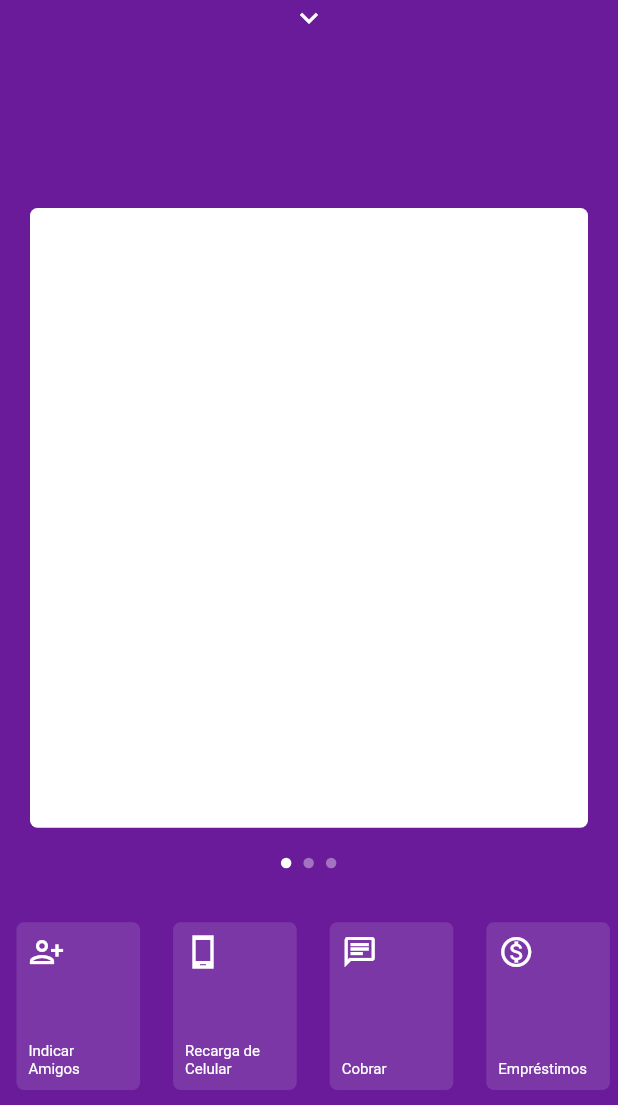
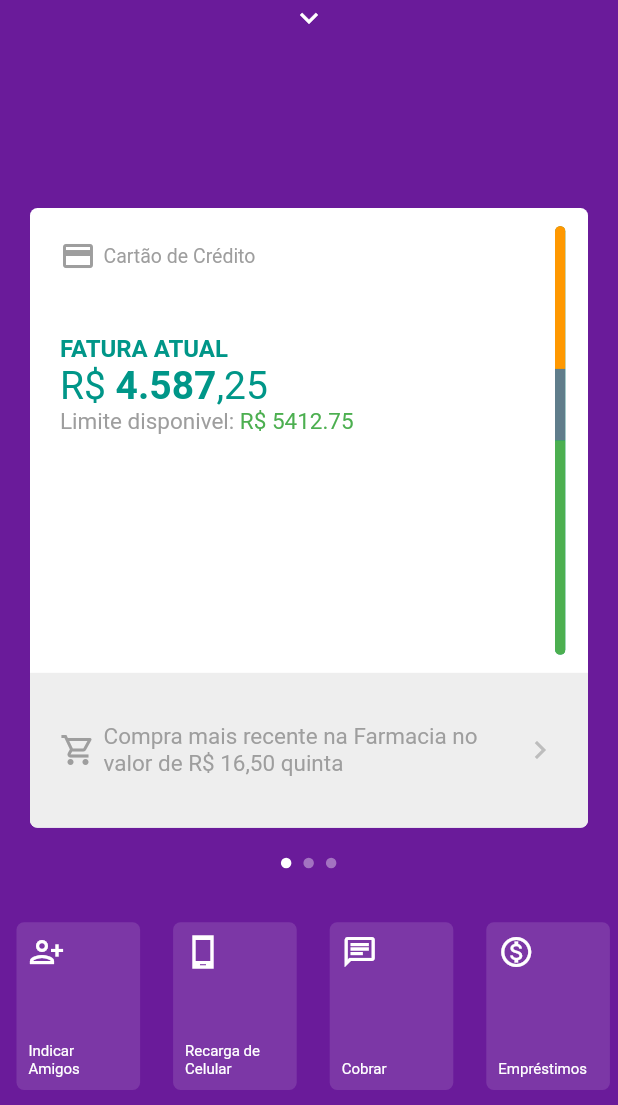
Before and after one commit to JoaoMunhoz01/nubank-clone, a Flutter app: the screen it shows after launch, on a phone screen of 412 x 824 dp, the part 131-1236 px from its top. Run offline on Flutter 3.47's test engine with Material 2 defaults, Android fonts, the phone set to English and light mode, and no system bars; missing offline and left inert: dart:ffi; network calls fail.

Commit message:
Criaçâo 1° Card e reparo de bugs

```diff
--- a/lib/pages/home/home_page.dart
+++ b/lib/pages/home/home_page.dart
@@ -1,5 +1,6 @@
 import 'package:flutter/material.dart';
 import 'package:flutter/rendering.dart';
+import 'package:untitled/pages/home/widgets/bottom_menu.dart';
 import 'package:untitled/pages/home/widgets/item_menu_bottom.dart';
 import 'package:untitled/pages/home/widgets/menu_app.dart';
 import 'package:untitled/pages/home/widgets/my_app_bar.dart';
@@ -47,67 +48,15 @@ class _HomePageState extends State<HomePage> {
             top: _screenHeight * .22,
             showMenu: _showMenu!,
           ),
-          AnimatedPositioned(
-            bottom: 0 + MediaQuery.of(context).padding.bottom,
-            right: 0,
-            left: 0,
-            duration: Duration(milliseconds: 200),
-            child: IgnorePointer(
-              ignoring: _showMenu!,
-              child: AnimatedOpacity(
-                duration: Duration(milliseconds: 300),
-                opacity: _showMenu! ? 0 : 1,
-                child: Container(
-                  height: _screenHeight * 0.16,
-                  color: Colors.purple[800],
-                  child: ListView(
-                    physics: BouncingScrollPhysics(),
-                    scrollDirection: Axis.horizontal,
-                    children: <Widget>[
-                      ItemMenuBottom(
-                        icon: Icons.person_add_alt,
-                        text: 'Indicar Amigos',
-                      ),
-                      ItemMenuBottom(
-                        icon: Icons.phone_android_sharp,
-                        text: 'Recarga de Celular',
-                      ),
-                      ItemMenuBottom(
-                        icon: Icons.chat_outlined,
-                        text: 'Cobrar',
-                      ),
-                      ItemMenuBottom(
-                        icon: Icons.monetization_on_outlined,
-                        text: 'Empréstimos',
-                      ),
-                      ItemMenuBottom(
-                        icon: Icons.move_to_inbox,
-                        text: 'Depositar',
-                      ),
-                      ItemMenuBottom(
-                        icon: Icons.mobile_screen_share,
-                        text: 'Transferir',
-                      ),
-                      ItemMenuBottom(
-                        icon: Icons.format_align_center,
-                        text: 'Ajustar Limite',
-                      ),
-                      ItemMenuBottom(
-                        icon: Icons.chrome_reader_mode,
-                        text: 'Pagar',
-                      ),
-                      ItemMenuBottom(
-                        icon: Icons.lock_open,
-                        text: 'Bloquear Cartão',
-                      ),
-                    ],
-                  ),
-                ),
-              ),
-            ),
+          MenuBottom(
+            showMenu: _showMenu!,
           ),
+          MyDotsApp(
+              showMenu: _showMenu!,
+              top: _screenHeight * 0.80,
+              currentIndex: _currentIndex),
           PageViewApp(
-            showMenu: _showMenu!,
+            yPosition: _yPosition,
             top: _yPosition,
             onChanged: (index) {
               setState(() {
@@ -128,9 +77,9 @@ class _HomePageState extends State<HomePage> {
                 _yPosition = _yPosition += details.delta.dy;
                 //print('${_yPosition.toString()} - ${positionTopMax.toString()} - ${positionBottomMax.toString()}');
 
-                if (_yPosition >= (positionBottomMax)) {
+                if (_yPosition > (positionBottomMax)) {
                   _showMenu = true;
-                } else if (_yPosition <= (positionTopMax)) {
+                } else if (_yPosition < (positionTopMax)) {
                   _showMenu = false;
                 }
 
@@ -147,10 +96,7 @@ class _HomePageState extends State<HomePage> {
               });
             },
           ),
-          MyDotsApp(
-              showMenu: _showMenu!,
-              top: _screenHeight * 0.80,
-              currentIndex: _currentIndex),
+
         ],
       ),
     );
--- /dev/null
+++ b/lib/pages/home/widgets/bottom_menu.dart
@@ -0,0 +1,72 @@
+import 'package:flutter/material.dart';
+import 'item_menu_bottom.dart';
+
+class MenuBottom extends StatelessWidget {
+
+  final bool? showMenu;
+
+  const MenuBottom({Key? key, required this.showMenu}) : super(key: key);
+
+  @override
+  Widget build(BuildContext context) {
+    return AnimatedPositioned(
+      bottom: 0 + MediaQuery.of(context).padding.bottom,
+      right: 0,
+      left: 0,
+      duration: Duration(milliseconds: 200),
+      child: IgnorePointer(
+        ignoring: showMenu!,
+        child: AnimatedOpacity(
+          duration: Duration(milliseconds: 300),
+          opacity: showMenu! ? 0 : 1,
+          child: Container(
+            height: MediaQuery.of(context).size.height * 0.16,
+            color: Colors.purple[800],
+            child: ListView(
+              physics: BouncingScrollPhysics(),
+              scrollDirection: Axis.horizontal,
+              children: <Widget>[
+                ItemMenuBottom(
+                  icon: Icons.person_add_alt,
+                  text: 'Indicar Amigos',
+                ),
+                ItemMenuBottom(
+                  icon: Icons.phone_android_sharp,
+                  text: 'Recarga de Celular',
+                ),
+                ItemMenuBottom(
+                  icon: Icons.chat_outlined,
+                  text: 'Cobrar',
+                ),
+                ItemMenuBottom(
+                  icon: Icons.monetization_on_outlined,
+                  text: 'Empréstimos',
+                ),
+                ItemMenuBottom(
+                  icon: Icons.move_to_inbox,
+                  text: 'Depositar',
+                ),
+                ItemMenuBottom(
+                  icon: Icons.mobile_screen_share,
+                  text: 'Transferir',
+                ),
+                ItemMenuBottom(
+                  icon: Icons.format_align_center,
+                  text: 'Ajustar Limite',
+                ),
+                ItemMenuBottom(
+                  icon: Icons.chrome_reader_mode,
+                  text: 'Pagar',
+                ),
+                ItemMenuBottom(
+                  icon: Icons.lock_open,
+                  text: 'Bloquear Cartão',
+                ),
+              ],
+            ),
+          ),
+        ),
+      ),
+    );
+  }
+}
--- a/lib/pages/home/widgets/card_app.dart
+++ b/lib/pages/home/widgets/card_app.dart
@@ -1,11 +1,16 @@
 import 'package:flutter/material.dart.';
 
 class CardApp extends StatelessWidget {
+  final Widget child;
+
+  const CardApp({Key? key, required this.child}) : super(key: key);
+
   @override
   Widget build(BuildContext context) {
     return Padding(
       padding: const EdgeInsets.all(20),
       child: Container(
+        child: child,
         decoration: BoxDecoration(
           color: Colors.white,
           borderRadius: BorderRadius.circular(5),
--- /dev/null
+++ b/lib/pages/home/widgets/first_card.dart
@@ -0,0 +1,183 @@
+import 'dart:ffi';
+
+import 'package:flutter/cupertino.dart';
+import 'package:flutter/material.dart';
+
+class FirstCard extends StatelessWidget {
+  const FirstCard({Key? key}) : super(key: key);
+
+  @override
+  Widget build(BuildContext context) {
+    return ClipRRect(
+      borderRadius: BorderRadius.circular(5),
+      child: Column(
+        children: <Widget>[
+          Expanded(
+            flex: 3,
+            child: Container(
+              child: Row(
+                children: <Widget>[
+                  Expanded(
+                    child: Column(
+                      crossAxisAlignment: CrossAxisAlignment.start,
+                      children: <Widget>[
+                        Padding(
+                          padding: EdgeInsets.all(20),
+                          child: Row(
+                            children: <Widget>[
+                              Icon(
+                                Icons.credit_card,
+                                color: Colors.grey,
+                              ),
+                              SizedBox(
+                                width: 5,
+                              ),
+                              Text(
+                                'Cartão de Crédito',
+                                style: TextStyle(
+                                  color: Colors.grey,
+                                  fontSize: 13,
+                                ),
+                              ),
+                            ],
+                          ),
+                        ),
+                        Padding(
+                          padding: EdgeInsets.all(20),
+                          child: SizedBox(
+                            width: double.infinity,
+                            child: Column(
+                              crossAxisAlignment: CrossAxisAlignment.start,
+                              children: <Widget>[
+                                Text(
+                                  'FATURA ATUAL',
+                                  textAlign: TextAlign.start,
+                                  style: TextStyle(
+                                    color: Colors.teal,
+                                    fontSize: 16,
+                                    fontWeight: FontWeight.bold,
+                                  ),
+                                ),
+                                Text.rich(
+                                  TextSpan(
+                                    text: 'R\$',
+                                    children: [
+                                      TextSpan(
+                                        text: ' 4.587',
+                                        style: TextStyle(
+                                          fontWeight: FontWeight.bold,
+                                        ),
+                                      ),
+                                      TextSpan(
+                                        text: ',25',
+                                      ),
+                                    ],
+                                  ),
+                                  textAlign: TextAlign.start,
+                                  style: TextStyle(
+                                    color: Colors.teal,
+                                    fontSize: 26,
+                                  ),
+                                ),
+                                SizedBox(
+                                  height: 0,
+                                ),
+                                Text.rich(
+                                  TextSpan(
+                                    text: 'Limite disponivel: ',
+                                    style: TextStyle(color: Colors.grey),
+                                    children: [
+                                      TextSpan(
+                                        text: 'R\$ ${10000 - 4587.25}',
+                                        style: TextStyle(color: Colors.green),
+                                      ),
+                                    ],
+                                  ),
+                                  style: TextStyle(
+                                    fontSize: 15,
+                                  ),
+                                ),
+                              ],
+                            ),
+                          ),
+                        ),
+                      ],
+                    ),
+                  ),
+                  Padding(
+                      padding: EdgeInsets.only(
+                          top: 12, bottom: 12, left: 10, right: 15),
+                      child: ClipRRect(
+                        borderRadius: BorderRadius.circular(5),
+                        child: Container(
+                          child: Column(
+                            children: <Widget>[
+                              Expanded(
+                                flex: 2,
+                                child: Container(
+                                  color: Colors.orange,
+                                ),
+                              ),
+                              Expanded(
+                                flex: 1,
+                                child: Container(
+                                  color: Colors.blueGrey,
+                                ),
+                              ),
+                              Expanded(
+                                flex: 3,
+                                child: Container(
+                                  color: Colors.green,
+                                ),
+                              ),
+                            ],
+                          ),
+                          width: 7,
+                          decoration: BoxDecoration(
+                              borderRadius: BorderRadius.circular(5),
+                              color: Colors.teal),
+                        ),
+                      )),
+                ],
+              ),
+            ),
+          ),
+          Expanded(
+            flex: 1,
+            child: Container(
+              child: Padding(
+                padding: EdgeInsets.all(20),
+                child: Row(
+                  mainAxisAlignment: MainAxisAlignment.spaceBetween,
+                  children: <Widget>[
+                    Icon(
+                      Icons.shopping_cart_outlined,
+                      color: Colors.grey,
+                    ),
+                    SizedBox(
+                      width: 5,
+                    ),
+                    Flexible(
+                      child: Text(
+                        'Compra mais recente na Farmacia no valor de R\$ 16,50 quinta',
+                        style: TextStyle(
+                          color: Colors.grey,
+                          fontSize: 15,
+                        ),
+                      ),
+                    ),
+                    Icon(
+                      Icons.chevron_right,
+                      color: Colors.grey[400],
+                    ),
+                  ],
+                ),
+              ),
+              color: Colors.grey[200],
+            ),
+          ),
+        ],
+      ),
+    );
+  }
+}
--- a/lib/pages/home/widgets/page_view_app.dart
+++ b/lib/pages/home/widgets/page_view_app.dart
@@ -1,18 +1,19 @@
 import 'package:flutter/material.dart';
+import 'package:untitled/pages/home/widgets/first_card.dart';
 import 'card_app.dart';
 
 class PageViewApp extends StatelessWidget {
   final double top;
   final ValueChanged<int> onChanged;
   final GestureDragUpdateCallback onPanUpdate;
-  final bool showMenu;
+  final double yPosition;
 
   const PageViewApp(
       {Key? key,
       required this.top,
       required this.onChanged,
       required this.onPanUpdate,
-      required this.showMenu})
+      required this.yPosition})
       : super(key: key);
 
   @override
@@ -28,13 +29,17 @@ class PageViewApp extends StatelessWidget {
         onPanUpdate: onPanUpdate,
         child: PageView(
           onPageChanged: onChanged,
-          physics: showMenu
-              ? NeverScrollableScrollPhysics()
-              : BouncingScrollPhysics(),
+          physics: yPosition!= MediaQuery.of(context).size.height* .24 ? NeverScrollableScrollPhysics() : BouncingScrollPhysics(),
           children: <Widget>[
-            CardApp(),
-            CardApp(),
-            CardApp(),
+            CardApp(
+              child: FirstCard(),
+            ),
+            /*CardApp(
+              child: SecondCard(),
+            ),
+            CardApp(
+              child: ThirdCard(),
+            ),*/
           ],
         ),
       ),
```
